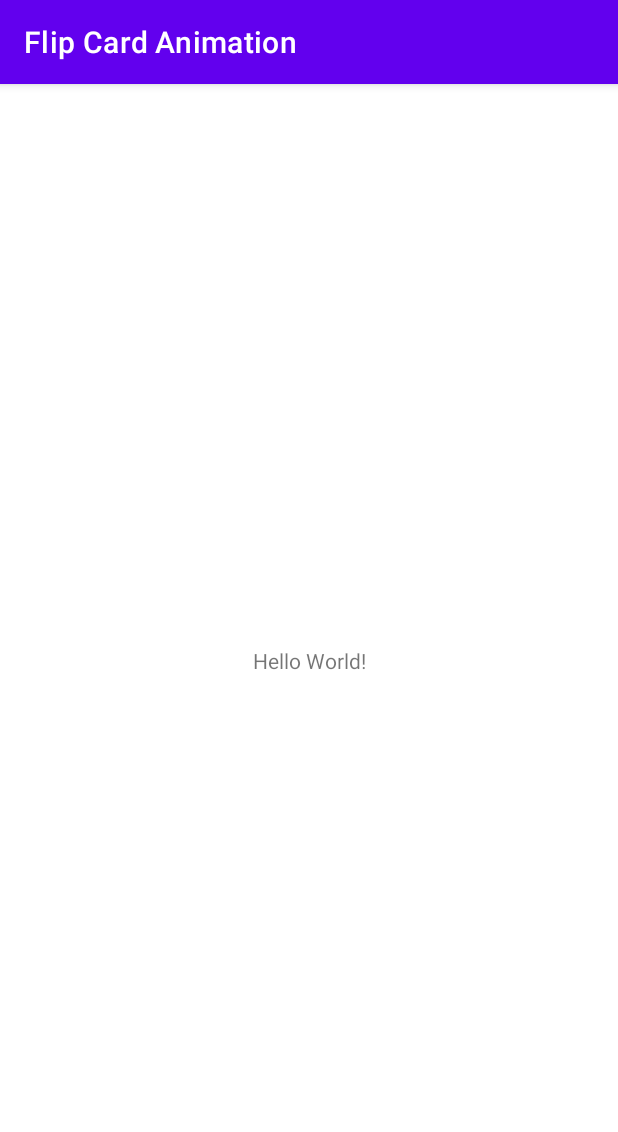
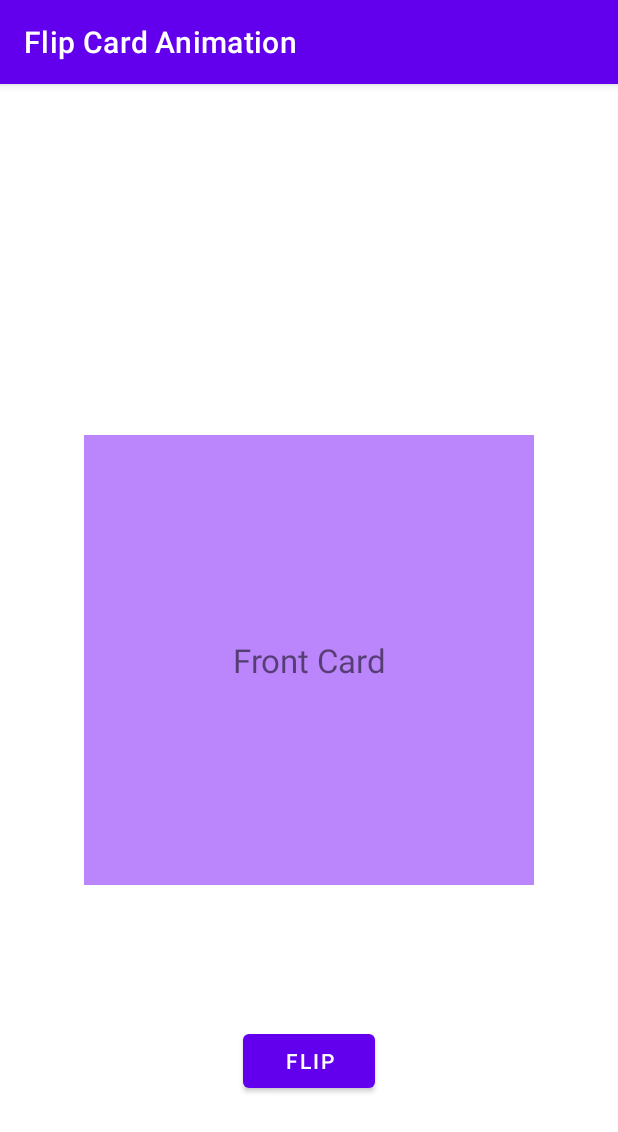
Before and after one commit to JonathanMelo04/Flip_Card_Animation, an Android app: the screen it shows after launch (MainActivity), on a phone screen of 412 x 824 dp. Shown: the top 1132 px of the screen. Run offline under Robolectric (Android 15) with nearby library versions, the phone set to English and light mode, and no system bars.

Commit message:
Preparation of the main screen with card and button

```diff
--- a/app/src/main/res/layout/activity_main.xml
+++ b/app/src/main/res/layout/activity_main.xml
@@ -7,12 +7,41 @@
     tools:context=".MainActivity">
 
     <TextView
-        android:layout_width="wrap_content"
-        android:layout_height="wrap_content"
-        android:text="Hello World!"
+        android:id="@+id/id_card_front"
+        android:layout_width="300dp"
+        android:layout_height="300dp"
+        android:text="@string/front_card"
+        android:textAlignment="center"
+        android:gravity="center"
+        android:textSize="22dp"
+        android:background="@color/purple_200"
         app:layout_constraintBottom_toBottomOf="parent"
         app:layout_constraintLeft_toLeftOf="parent"
         app:layout_constraintRight_toRightOf="parent"
         app:layout_constraintTop_toTopOf="parent" />
 
+    <TextView
+        android:id="@+id/id_card_back"
+        android:layout_width="300dp"
+        android:layout_height="300dp"
+        android:text="@string/back_card"
+        android:textAlignment="center"
+        android:gravity="center"
+        android:textSize="22dp"
+        android:alpha="0"
+        android:background="@color/teal_200"
+        app:layout_constraintBottom_toBottomOf="parent"
+        app:layout_constraintLeft_toLeftOf="parent"
+        app:layout_constraintRight_toRightOf="parent"
+        app:layout_constraintTop_toTopOf="parent" />
+
+    <Button
+        android:id="@+id/btn_flip"
+        android:layout_width="wrap_content"
+        android:layout_height="wrap_content"
+        android:text="@string/flip"
+        app:layout_constraintBottom_toBottomOf="parent"
+        app:layout_constraintEnd_toEndOf="parent"
+        app:layout_constraintStart_toStartOf="parent"
+        app:layout_constraintTop_toBottomOf="@+id/id_card_front" />
 </androidx.constraintlayout.widget.ConstraintLayout>
--- a/app/src/main/res/values/strings.xml
+++ b/app/src/main/res/values/strings.xml
@@ -1,3 +1,6 @@
 <resources>
     <string name="app_name">Flip Card Animation</string>
+    <string name="front_card">Front Card</string>
+    <string name="back_card">Back Card</string>
+    <string name="flip">FLIP</string>
 </resources>
```
